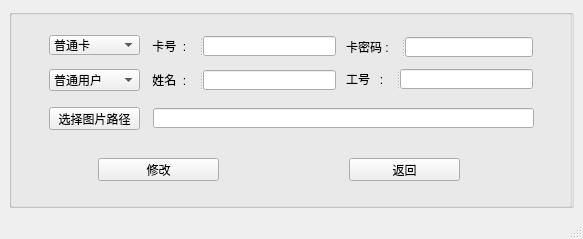
Jinyuancheng/EntranceGuard, file EntranceGuard/ui/fmChangeUser.ui: the form before one commit.
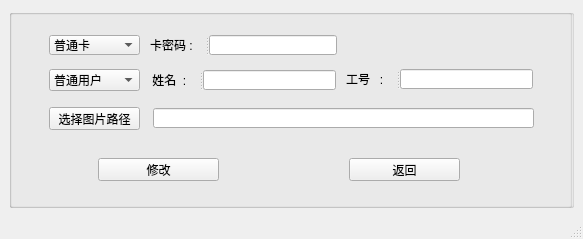
The form after the commit.

Patch:
```diff
--- a/EntranceGuard/ui/fmChangeUser.ui
+++ b/EntranceGuard/ui/fmChangeUser.ui
@@ -145,30 +145,11 @@
            <string>返回</string>
           </property>
          </widget>
-         <widget class="QSplitter" name="splitter">
-          <property name="geometry">
-           <rect>
-            <x>140</x>
-            <y>27</y>
-            <width>187</width>
-            <height>20</height>
-           </rect>
-          </property>
-          <property name="orientation">
-           <enum>Qt::Horizontal</enum>
-          </property>
-          <widget class="QLabel" name="label_3">
-           <property name="text">
-            <string> 卡号  : </string>
-           </property>
-          </widget>
-          <widget class="QLineEdit" name="m_editCardNum"/>
-         </widget>
          <widget class="QSplitter" name="splitter_2">
           <property name="geometry">
            <rect>
-            <x>337</x>
-            <y>28</y>
+            <x>141</x>
+            <y>26</y>
             <width>187</width>
             <height>20</height>
            </rect>
```
Left out of the diff: 1 changed line with no effect on the pictures.
